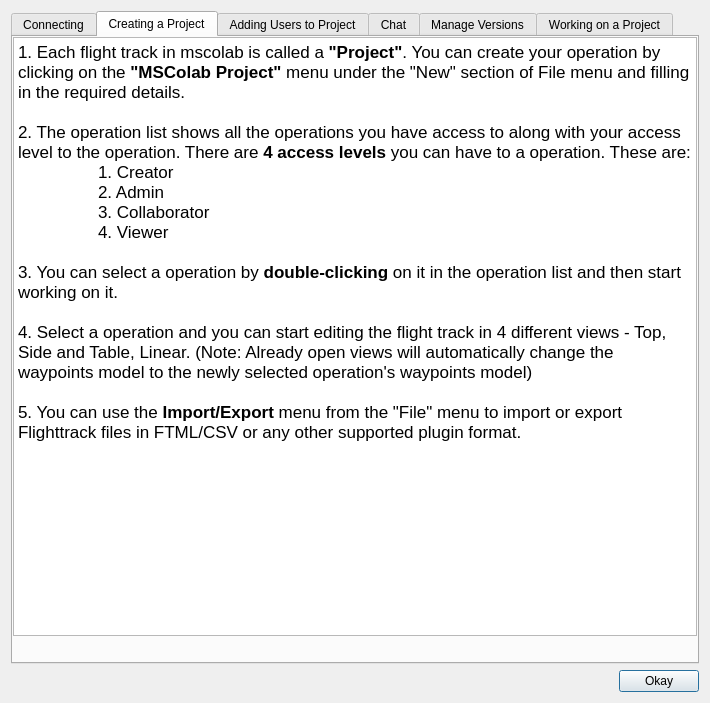
First picture: the form in mslib/msui/ui/ui_mscolab_help_dialog.ui, repository Open-MSS/MSS, before the edit.
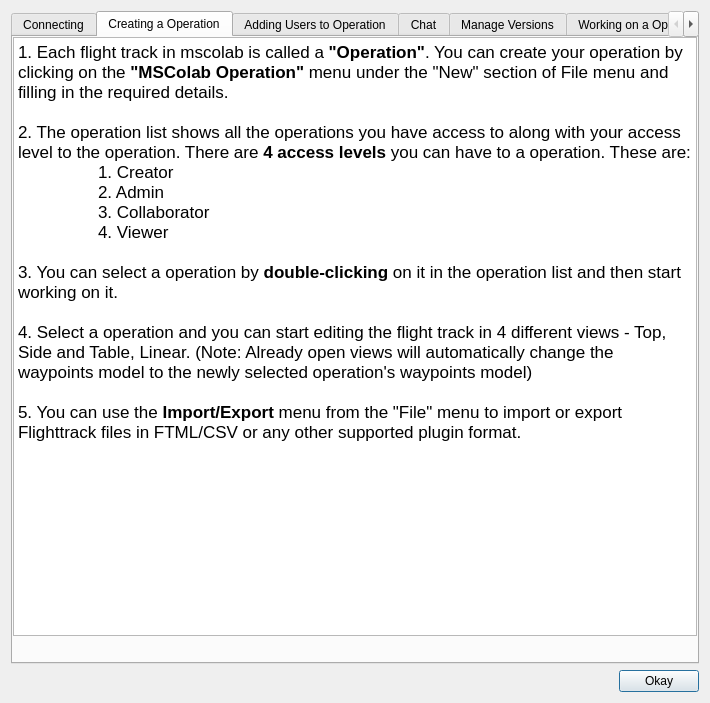
Second picture: the form after the edit. The open tabs and pages were chosen to show the change. Icons and pictures are not drawn.

Commit message: renamed missing strings in mscolab

What changed in the file:
```diff
--- a/mslib/msui/ui/ui_mscolab_help_dialog.ui
+++ b/mslib/msui/ui/ui_mscolab_help_dialog.ui
@@ -243,7 +243,7 @@
        </widget>
        <widget class="QWidget" name="createProjectTab">
         <attribute name="title">
-         <string>Creating a Project</string>
+         <string>Creating a Operation</string>
         </attribute>
         <layout class="QGridLayout" name="gridLayout_3">
          <property name="leftMargin">
@@ -276,7 +276,7 @@
 &lt;html&gt;&lt;head&gt;&lt;meta name=&quot;qrichtext&quot; content=&quot;1&quot; /&gt;&lt;style type=&quot;text/css&quot;&gt;
 p, li { white-space: pre-wrap; }
 &lt;/style&gt;&lt;/head&gt;&lt;body style=&quot; font-family:'.AppleSystemUIFont'; font-size:13pt; font-weight:400; font-style:normal;&quot;&gt;
-&lt;p style=&quot; margin-top:0px; margin-bottom:0px; margin-left:0px; margin-right:0px; -qt-block-indent:0; text-indent:0px;&quot;&gt;&lt;span style=&quot; font-family:'.SF NS Text';&quot;&gt;1. Each flight track in mscolab is called a &lt;/span&gt;&lt;span style=&quot; font-family:'.SF NS Text'; font-weight:600;&quot;&gt;&amp;quot;Project&amp;quot;&lt;/span&gt;&lt;span style=&quot; font-family:'.SF NS Text';&quot;&gt;. You can create your operation by clicking on the &lt;/span&gt;&lt;span style=&quot; font-family:'.SF NS Text'; font-weight:600;&quot;&gt;&amp;quot;MSColab Project&amp;quot;&lt;/span&gt;&lt;span style=&quot; font-family:'.SF NS Text';&quot;&gt; menu under the &amp;quot;New&amp;quot; section of File menu and filling in the required details.&lt;/span&gt;&lt;/p&gt;
+&lt;p style=&quot; margin-top:0px; margin-bottom:0px; margin-left:0px; margin-right:0px; -qt-block-indent:0; text-indent:0px;&quot;&gt;&lt;span style=&quot; font-family:'.SF NS Text';&quot;&gt;1. Each flight track in mscolab is called a &lt;/span&gt;&lt;span style=&quot; font-family:'.SF NS Text'; font-weight:600;&quot;&gt;&amp;quot;Operation&amp;quot;&lt;/span&gt;&lt;span style=&quot; font-family:'.SF NS Text';&quot;&gt;. You can create your operation by clicking on the &lt;/span&gt;&lt;span style=&quot; font-family:'.SF NS Text'; font-weight:600;&quot;&gt;&amp;quot;MSColab Operation&amp;quot;&lt;/span&gt;&lt;span style=&quot; font-family:'.SF NS Text';&quot;&gt; menu under the &amp;quot;New&amp;quot; section of File menu and filling in the required details.&lt;/span&gt;&lt;/p&gt;
 &lt;p style=&quot;-qt-paragraph-type:empty; margin-top:0px; margin-bottom:0px; margin-left:0px; margin-right:0px; -qt-block-indent:0; text-indent:0px; font-family:'.SF NS Text';&quot;&gt;&lt;br /&gt;&lt;/p&gt;
 &lt;p style=&quot; margin-top:0px; margin-bottom:0px; margin-left:0px; margin-right:0px; -qt-block-indent:0; text-indent:0px;&quot;&gt;&lt;span style=&quot; font-family:'.SF NS Text';&quot;&gt;2. The operation list shows all the operations you have access to along with your access level to the operation. There are &lt;/span&gt;&lt;span style=&quot; font-family:'.SF NS Text'; font-weight:600;&quot;&gt;4 access levels&lt;/span&gt;&lt;span style=&quot; font-family:'.SF NS Text';&quot;&gt; you can have to a operation. These are: &lt;/span&gt;&lt;/p&gt;
 &lt;p style=&quot; margin-top:0px; margin-bottom:0px; margin-left:0px; margin-right:0px; -qt-block-indent:0; text-indent:0px;&quot;&gt;&lt;span style=&quot; font-family:'.SF NS Text';&quot;&gt;	1. Creator&lt;/span&gt;&lt;/p&gt;
@@ -341,7 +341,7 @@
        </widget>
        <widget class="QWidget" name="adminTab">
         <attribute name="title">
-         <string>Adding Users to Project</string>
+         <string>Adding Users to Operation</string>
         </attribute>
         <layout class="QGridLayout" name="gridLayout_5">
          <property name="leftMargin">
@@ -660,7 +660,7 @@
        </widget>
        <widget class="QWidget" name="operationWorkTab">
         <attribute name="title">
-         <string>Working on a Project</string>
+         <string>Working on a Operation</string>
         </attribute>
         <layout class="QGridLayout" name="gridLayout_8">
          <property name="leftMargin">
```
Left out of the diff: 8 changed lines with no effect on the pictures. The commit also changes 11 other files.
